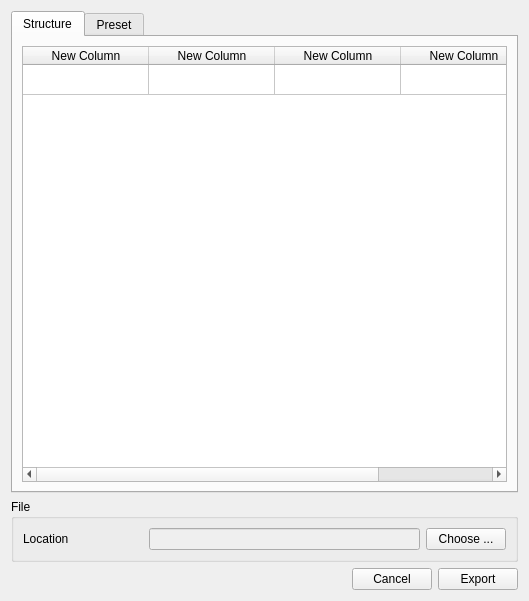
First picture: the form in app/gui/stataExport.ui, repository petres/eurostat, before the edit.
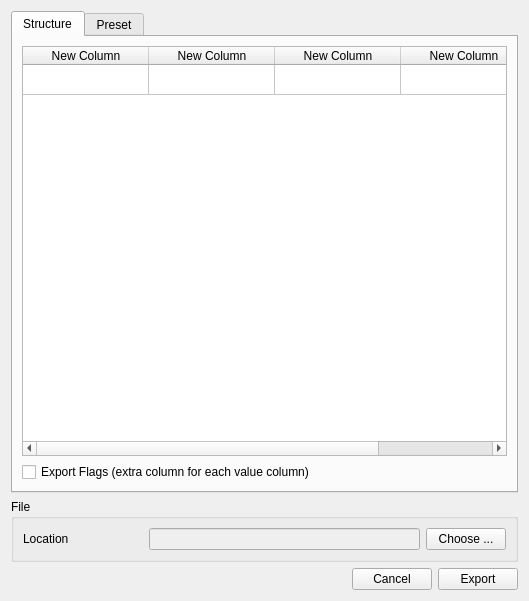
Second picture: the form after the edit.

Commit message: flag stata export option

```diff
--- a/app/gui/stataExport.ui
+++ b/app/gui/stataExport.ui
@@ -77,6 +77,13 @@
          </column>
         </widget>
        </item>
+       <item>
+        <widget class="QCheckBox" name="flagCheckBox">
+         <property name="text">
+          <string>Export Flags (extra column for each value column)</string>
+         </property>
+        </widget>
+       </item>
       </layout>
      </widget>
      <widget class="QWidget" name="presetTab">
```
Left out of the diff: 2 changed lines with no effect on the pictures. The commit also changes 3 other files.
